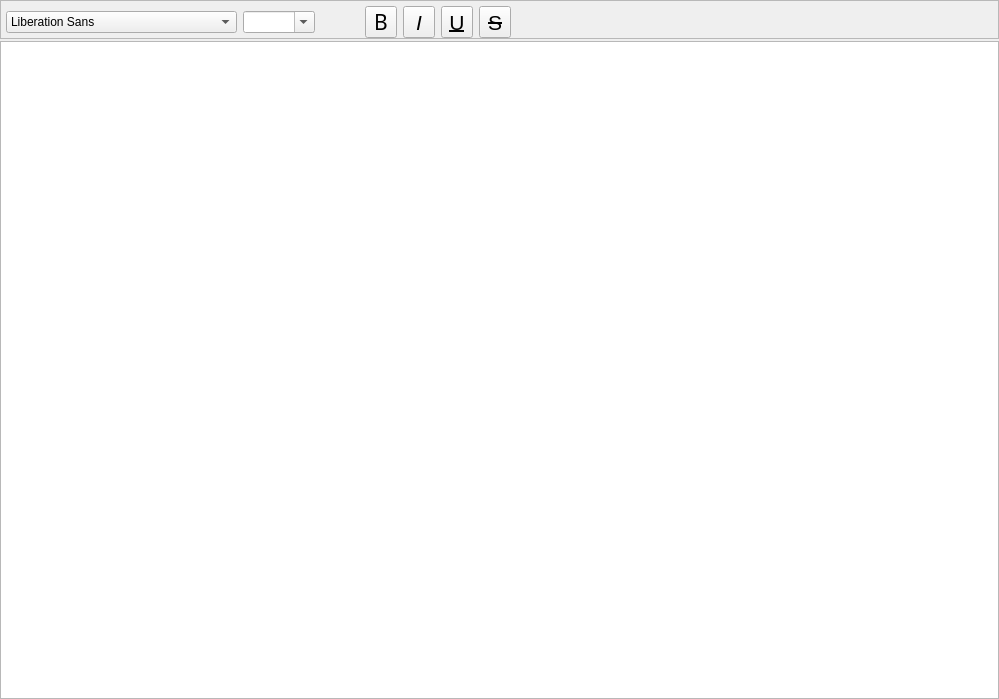
First picture: the form in Beeftext/Combo/ComboEditor.ui, repository xmichelo/Beeftext, before the edit.
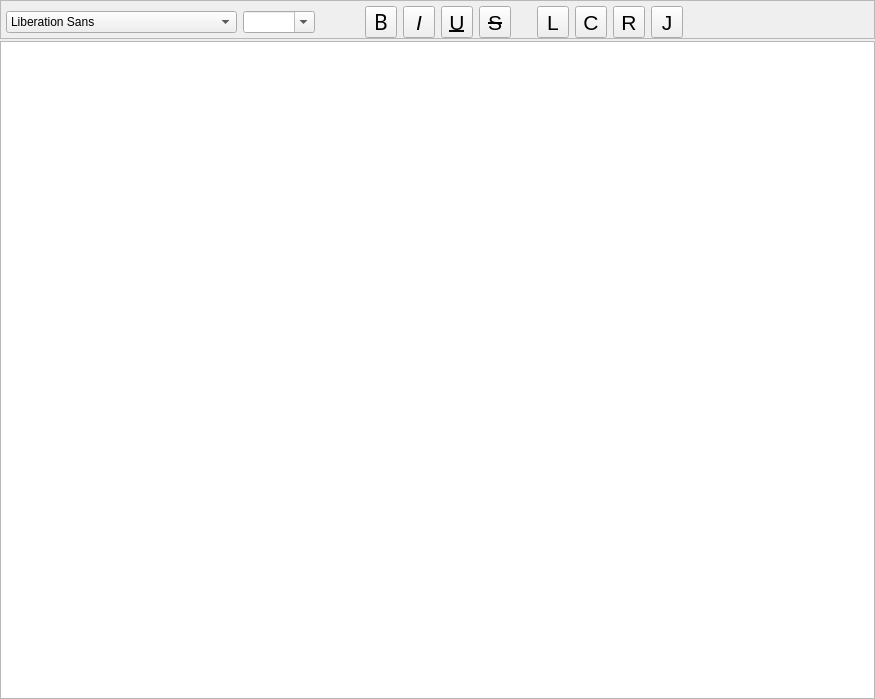
Second picture: the form after the edit. Custom widgets are drawn as their Qt base class.

Commit message: Implemented alignment buttons in combo editor.

Patch:
```diff
--- a/Beeftext/Combo/ComboEditor.ui
+++ b/Beeftext/Combo/ComboEditor.ui
@@ -6,7 +6,7 @@
    <rect>
     <x>0</x>
     <y>0</y>
-    <width>999</width>
+    <width>875</width>
     <height>699</height>
    </rect>
   </property>
@@ -299,6 +299,198 @@
         </property>
        </widget>
       </item>
+      <item>
+       <spacer name="horizontalSpacer">
+        <property name="orientation">
+         <enum>Qt::Horizontal</enum>
+        </property>
+        <property name="sizeType">
+         <enum>QSizePolicy::Fixed</enum>
+        </property>
+        <property name="sizeHint" stdset="0">
+         <size>
+          <width>20</width>
+          <height>1</height>
+         </size>
+        </property>
+       </spacer>
+      </item>
+      <item>
+       <widget class="QToolButton" name="buttonAlignLeft">
+        <property name="minimumSize">
+         <size>
+          <width>32</width>
+          <height>32</height>
+         </size>
+        </property>
+        <property name="maximumSize">
+         <size>
+          <width>32</width>
+          <height>32</height>
+         </size>
+        </property>
+        <property name="font">
+         <font>
+          <family>Arial</family>
+          <pointsize>16</pointsize>
+          <italic>false</italic>
+          <underline>false</underline>
+          <strikeout>false</strikeout>
+          <kerning>true</kerning>
+         </font>
+        </property>
+        <property name="toolTip">
+         <string>Strikeout</string>
+        </property>
+        <property name="styleSheet">
+         <string notr="true"/>
+        </property>
+        <property name="text">
+         <string>L</string>
+        </property>
+        <property name="iconSize">
+         <size>
+          <width>32</width>
+          <height>32</height>
+         </size>
+        </property>
+        <property name="checkable">
+         <bool>true</bool>
+        </property>
+       </widget>
+      </item>
+      <item>
+       <widget class="QToolButton" name="buttonAlignCenter">
+        <property name="minimumSize">
+         <size>
+          <width>32</width>
+          <height>32</height>
+         </size>
+        </property>
+        <property name="maximumSize">
+         <size>
+          <width>32</width>
+          <height>32</height>
+         </size>
+        </property>
+        <property name="font">
+         <font>
+          <family>Arial</family>
+          <pointsize>16</pointsize>
+          <italic>false</italic>
+          <underline>false</underline>
+          <strikeout>false</strikeout>
+          <kerning>true</kerning>
+         </font>
+        </property>
+        <property name="toolTip">
+         <string>Strikeout</string>
+        </property>
+        <property name="styleSheet">
+         <string notr="true"/>
+        </property>
+        <property name="text">
+         <string>C</string>
+        </property>
+        <property name="iconSize">
+         <size>
+          <width>32</width>
+          <height>32</height>
+         </size>
+        </property>
+        <property name="checkable">
+         <bool>true</bool>
+        </property>
+       </widget>
+      </item>
+      <item>
+       <widget class="QToolButton" name="buttonAlignRight">
+        <property name="minimumSize">
+         <size>
+          <width>32</width>
+          <height>32</height>
+         </size>
+        </property>
+        <property name="maximumSize">
+         <size>
+          <width>32</width>
+          <height>32</height>
+         </size>
+        </property>
+        <property name="font">
+         <font>
+          <family>Arial</family>
+          <pointsize>16</pointsize>
+          <italic>false</italic>
+          <underline>false</underline>
+          <strikeout>false</strikeout>
+          <kerning>true</kerning>
+         </font>
+        </property>
+        <property name="toolTip">
+         <string>Strikeout</string>
+        </property>
+        <property name="styleSheet">
+         <string notr="true"/>
+        </property>
+        <property name="text">
+         <string>R</string>
+        </property>
+        <property name="iconSize">
+         <size>
+          <width>32</width>
+          <height>32</height>
+         </size>
+        </property>
+        <property name="checkable">
+         <bool>true</bool>
+        </property>
+       </widget>
+      </item>
+      <item>
+       <widget class="QToolButton" name="buttonAlignJustify">
+        <property name="minimumSize">
+         <size>
+          <width>32</width>
+          <height>32</height>
+         </size>
+        </property>
+        <property name="maximumSize">
+         <size>
+          <width>32</width>
+          <height>32</height>
+         </size>
+        </property>
+        <property name="font">
+         <font>
+          <family>Arial</family>
+          <pointsize>16</pointsize>
+          <italic>false</italic>
+          <underline>false</underline>
+          <strikeout>false</strikeout>
+          <kerning>true</kerning>
+         </font>
+        </property>
+        <property name="toolTip">
+         <string>Strikeout</string>
+        </property>
+        <property name="styleSheet">
+         <string notr="true"/>
+        </property>
+        <property name="text">
+         <string>J</string>
+        </property>
+        <property name="iconSize">
+         <size>
+          <width>32</width>
+          <height>32</height>
+         </size>
+        </property>
+        <property name="checkable">
+         <bool>true</bool>
+        </property>
+       </widget>
+      </item>
       <item>
        <spacer name="horizontalSpacer_2">
         <property name="orientation">
```
Left out of the diff: 93 changed lines with no effect on the pictures. The commit also changes 2 other files.
